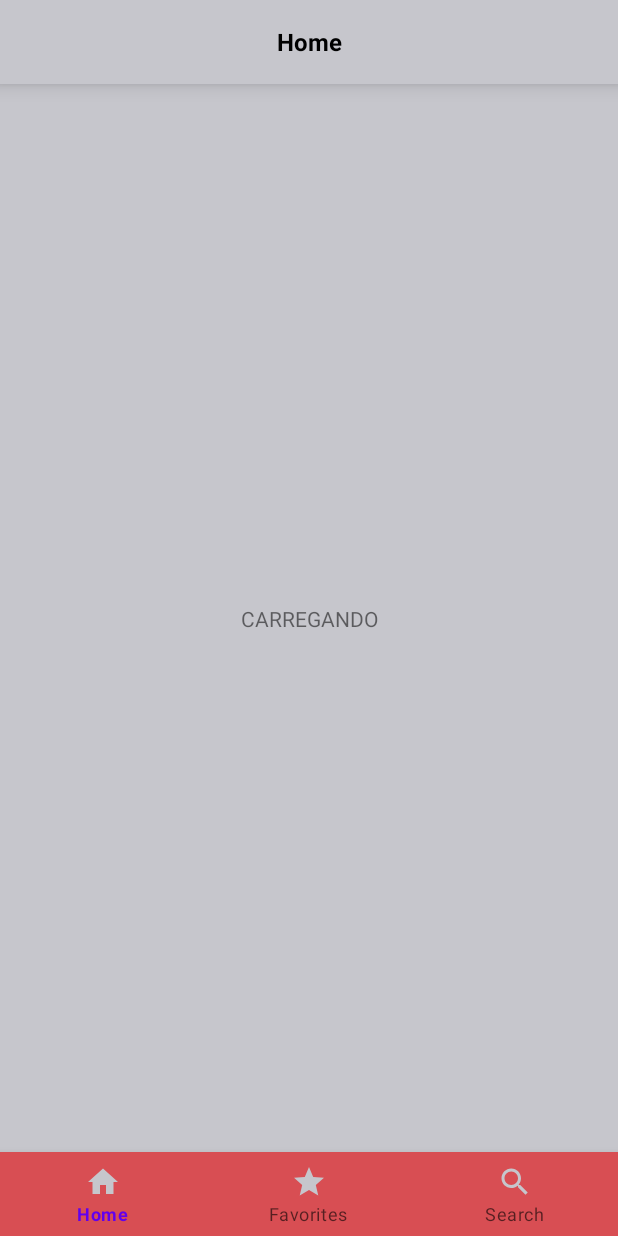
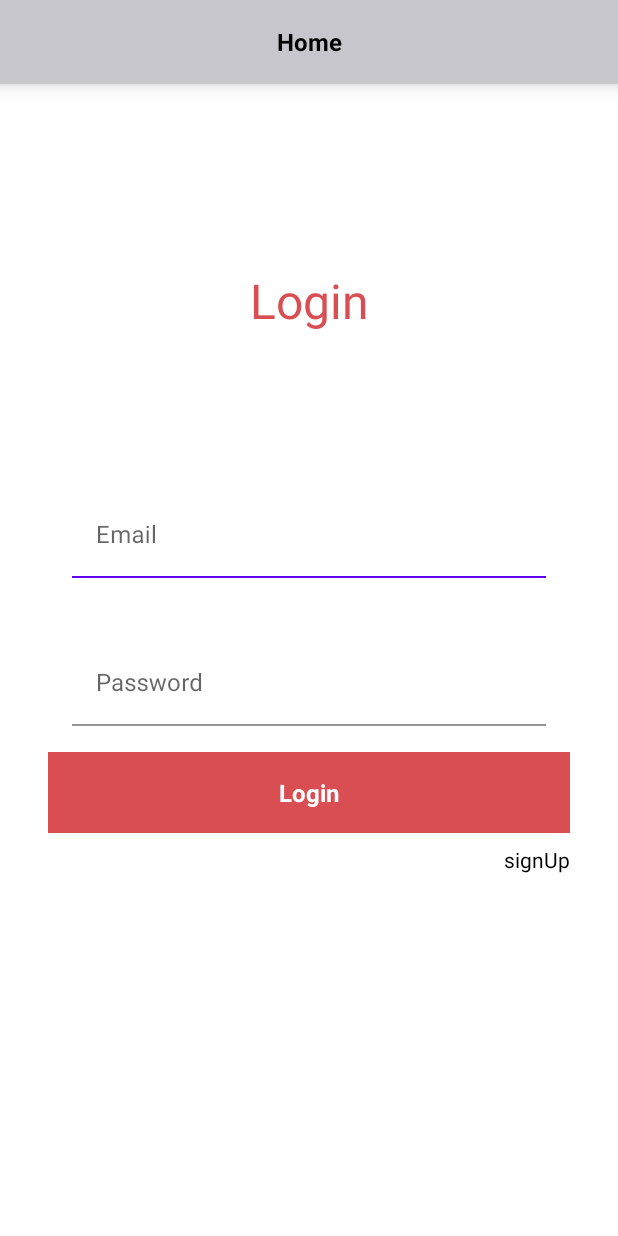
Before and after one commit to ajdamiao/cadeiraMobileFaculdade, an Android app: the screen it shows after launch (MainActivity), on a phone screen of 412 x 824 dp. Run offline under Robolectric (Android 15) with nearby library versions, the phone set to English and light mode, and no system bars; our stand-ins replace Firebase (no records; nobody signed in at launch, a user with empty details on screens opened directly), navigation-ui.

Commit message:
login signup

```diff
--- a/RecipesApp/app/src/main/java/com/ajdamiao/recipesapp/MainActivity.kt
+++ b/RecipesApp/app/src/main/java/com/ajdamiao/recipesapp/MainActivity.kt
@@ -2,12 +2,14 @@ package com.ajdamiao.recipesapp
 
 import androidx.appcompat.app.AppCompatActivity
 import android.os.Bundle
+import android.view.View
 import androidx.appcompat.app.AppCompatDelegate
 import androidx.navigation.NavController
 import androidx.navigation.NavDestination
 import androidx.navigation.fragment.NavHostFragment
 import androidx.navigation.ui.NavigationUI
 import com.ajdamiao.recipesapp.databinding.ActivityMainBinding
+import com.google.firebase.FirebaseApp
 
 class MainActivity : AppCompatActivity() {
     private lateinit var binding: ActivityMainBinding
@@ -17,12 +19,12 @@ class MainActivity : AppCompatActivity() {
         super.onCreate(savedInstanceState)
         binding = ActivityMainBinding.inflate(layoutInflater)
         setContentView(binding.root)
+        FirebaseApp.initializeApp(this)
         setSupportActionBar(binding.toolbarInclude.toolbar)
         AppCompatDelegate.setDefaultNightMode(AppCompatDelegate.MODE_NIGHT_NO)
 
         val navHostFragment = supportFragmentManager.findFragmentById(R.id.mainContent) as NavHostFragment
         navController = navHostFragment.navController
-
         setupNavController()
         setUpNavigation()
         bottomNavigationListener()
@@ -39,10 +41,12 @@ class MainActivity : AppCompatActivity() {
 
     private fun setUpNavigation() {
         navController.addOnDestinationChangedListener { _: NavController, nd: NavDestination, _: Bundle? ->
-            if (nd.id == R.id.homeFragment) {
+            if (nd.id == R.id.homeFragment || nd.id == R.id.signUpFragment || nd.id == R.id.loginFragment) {
                 supportActionBar?.setDisplayHomeAsUpEnabled(false)
+                binding.bottomNavigation.visibility = View.GONE
             } else {
                 supportActionBar?.setDisplayHomeAsUpEnabled(true)
+                binding.bottomNavigation.visibility = View.VISIBLE
             }
         }
     }
--- a/RecipesApp/app/src/main/java/com/ajdamiao/recipesapp/adapter/RecipesAdapter.kt
+++ b/RecipesApp/app/src/main/java/com/ajdamiao/recipesapp/adapter/RecipesAdapter.kt
@@ -37,7 +37,6 @@ class RecipesAdapter : RecyclerView.Adapter<RecipesAdapter.RecipesViewHolder>()
                     txtRecipeName.text = title
                     txtRecipeDescription.text = likes.toString()
                 }
-
             }
         }
     }
--- a/RecipesApp/app/src/main/java/com/ajdamiao/recipesapp/data/repository/RepositoryIMPL.kt
+++ b/RecipesApp/app/src/main/java/com/ajdamiao/recipesapp/data/repository/RepositoryIMPL.kt
@@ -18,7 +18,6 @@ class RepositoryIMPL: Repository {
     private val BASEURL= BuildConfig.Base_URL
 
     override fun makeRequest(): ApiService {
-
         val client = OkHttpClient.Builder()
             .addInterceptor(TokenInterceptor())
             .build()
--- a/RecipesApp/app/src/main/java/com/ajdamiao/recipesapp/data/usecase/GetRecipeDetailsUseCase.kt
+++ b/RecipesApp/app/src/main/java/com/ajdamiao/recipesapp/data/usecase/GetRecipeDetailsUseCase.kt
@@ -11,6 +11,8 @@ import retrofit2.HttpException
 class GetRecipeDetailsUseCase(private val repository: RepositoryIMPL) {
 
     operator fun invoke(recipeId: String): Flow<Outcome<RecipeDetails>> = flow {
+
+        if(recipeId.isNotEmpty()) {
             try {
                 emit(Outcome.Progress())
                 val recipeDetails = repository.getRecipeDetails(recipeId)
@@ -18,5 +20,8 @@ class GetRecipeDetailsUseCase(private val repository: RepositoryIMPL) {
             } catch (e: HttpException) {
                 emit(Outcome.Failure(e.message() ?: "An error ocurred"))
             }
+        } else {
+            emit(Outcome.Failure("Recipe ID empty"))
         }
     }
+}
--- /dev/null
+++ b/RecipesApp/app/src/main/java/com/ajdamiao/recipesapp/view/LoginFragment.kt
@@ -0,0 +1,51 @@
+package com.ajdamiao.recipesapp.view
+
+import android.content.SharedPreferences
+import android.os.Bundle
+import androidx.fragment.app.Fragment
+import android.view.LayoutInflater
+import android.view.View
+import android.view.ViewGroup
+import android.widget.Toast
+import androidx.navigation.Navigation
+import com.ajdamiao.recipesapp.MainActivity
+import com.ajdamiao.recipesapp.R
+import com.ajdamiao.recipesapp.databinding.FragmentLoginBinding
+import com.google.firebase.FirebaseApp
+import com.google.firebase.auth.FirebaseAuth
+
+class LoginFragment : Fragment(R.layout.fragment_login) {
+   private lateinit var binding: FragmentLoginBinding
+   private lateinit var auth: FirebaseAuth
+
+   override fun onViewCreated(view: View, savedInstanceState: Bundle?) {
+      super.onViewCreated(view, savedInstanceState)
+
+      binding = FragmentLoginBinding.bind(view)
+      auth = FirebaseAuth.getInstance()
+
+      binding.btnSignUp.setOnClickListener {
+         Navigation.findNavController(requireView()).navigate(R.id.signUpFragment)
+      }
+
+      binding.btnLogin.setOnClickListener {
+         signInEmailAndPassword(binding.txtUsername.text.toString(), binding.txtPassword.text.toString())
+      }
+   }
+
+   private fun signInEmailAndPassword(email: String, password: String) {
+      auth.signInWithEmailAndPassword(email, password).addOnCompleteListener { response ->
+         if(response.isSuccessful) {
+            val uid = response.result.user?.uid
+
+            if(uid != null) {
+               Navigation.findNavController(requireView()).navigate(R.id.homeFragment)
+            }
+         }
+         else {
+            Toast.makeText(requireContext(),"Erro ao fazer login", Toast.LENGTH_SHORT).show()
+            println(response.getResult())
+         }
+      }
+   }
+}
--- a/RecipesApp/app/src/main/java/com/ajdamiao/recipesapp/view/RecipeDetailsFragment.kt
+++ b/RecipesApp/app/src/main/java/com/ajdamiao/recipesapp/view/RecipeDetailsFragment.kt
@@ -35,7 +35,7 @@ class RecipeDetailsFragment : Fragment(R.layout.fragment_recipe_details) {
         recipeDetailsViewModel.recipeDetails.observe(viewLifecycleOwner){ response ->
             when {
                 response.isLoading -> {
-                    println("Carregnado")
+                    println("Carregando")
                 }
 
                 response.recipe?.imageType?.isNotEmpty() == true -> {
--- a/RecipesApp/app/src/main/java/com/ajdamiao/recipesapp/viewmodel/HomeViewModel.kt
+++ b/RecipesApp/app/src/main/java/com/ajdamiao/recipesapp/viewmodel/HomeViewModel.kt
@@ -23,7 +23,7 @@ class HomeViewModel(private val getRecipeListUseCase: GetRecipeListUseCase): Vie
                 }
 
                 is Outcome.Failure -> {
-                    _recipeList.value = RecipeListState(error = result.message ?: "An unexpected error ocurred")
+                    _recipeList.value = RecipeListState(error = result.message ?: "An unexpected error occurred")
                     println("ERROR")
                 }
 
--- a/RecipesApp/app/src/main/res/layout/fragment_home.xml
+++ b/RecipesApp/app/src/main/res/layout/fragment_home.xml
@@ -23,9 +23,9 @@
         android:visibility="gone"
         android:layout_width="match_parent"
         android:layout_height="wrap_content"
-        android:layout_marginStart="16dp"
+        android:layout_marginStart="8dp"
         android:layout_marginTop="8dp"
-        android:layout_marginEnd="16dp"
+        android:layout_marginEnd="8dp"
         app:layout_constraintBottom_toBottomOf="parent"
         app:layout_constraintEnd_toEndOf="parent"
         app:layout_constraintHorizontal_bias="1.0"
--- /dev/null
+++ b/RecipesApp/app/src/main/res/layout/fragment_login.xml
@@ -0,0 +1,119 @@
+<?xml version="1.0" encoding="utf-8"?>
+<androidx.constraintlayout.widget.ConstraintLayout xmlns:android="http://schemas.android.com/apk/res/android"
+    xmlns:app="http://schemas.android.com/apk/res-auto"
+    xmlns:tools="http://schemas.android.com/tools"
+    android:layout_width="match_parent"
+    android:layout_height="match_parent"
+    tools:context=".view.LoginFragment">
+
+    <TextView
+        android:layout_width="wrap_content"
+        android:layout_height="wrap_content"
+        android:layout_marginTop="32dp"
+        android:text="Login"
+        android:textColor="@color/pink"
+        android:textSize="32sp"
+        app:layout_constraintBottom_toTopOf="@+id/inputUsername"
+        app:layout_constraintEnd_toEndOf="parent"
+        app:layout_constraintStart_toStartOf="parent"
+        app:layout_constraintTop_toTopOf="parent" />
+
+    <com.google.android.material.textfield.TextInputLayout
+        android:id="@+id/inputUsername"
+        style="@style/Widget.Material3.AutoCompleteTextView.OutlinedBox"
+        android:layout_width="match_parent"
+        android:layout_height="wrap_content"
+        android:layout_marginStart="32dp"
+        android:layout_marginTop="256dp"
+        android:layout_marginEnd="32dp"
+        android:background="@color/white"
+        android:hint="Email"
+        app:layout_constraintBottom_toTopOf="@+id/inputPassword"
+        app:layout_constraintEnd_toEndOf="parent"
+        app:layout_constraintHorizontal_bias="0.0"
+        app:layout_constraintStart_toStartOf="parent"
+        app:layout_constraintTop_toTopOf="parent"
+        app:layout_constraintVertical_bias="0.0">
+
+        <com.google.android.material.textfield.TextInputEditText
+            android:id="@+id/txtUsername"
+            android:layout_width="match_parent"
+            android:layout_height="wrap_content"
+            android:background="@color/white"
+            android:imeOptions="actionNext"
+            android:inputType="text"
+            android:lines="1"
+            android:maxLines="1" />
+
+    </com.google.android.material.textfield.TextInputLayout>
+
+    <com.google.android.material.textfield.TextInputLayout
+        android:id="@+id/inputPassword"
+        style="@style/Widget.Material3.AutoCompleteTextView.OutlinedBox"
+        android:layout_width="match_parent"
+        android:layout_height="wrap_content"
+        android:layout_marginStart="32dp"
+        android:layout_marginTop="8dp"
+        android:layout_marginEnd="32dp"
+        android:background="@color/white"
+        android:hint="Password"
+        app:layout_constraintEnd_toEndOf="parent"
+        app:layout_constraintHorizontal_bias="0.0"
+        app:layout_constraintStart_toStartOf="parent"
+        app:layout_constraintTop_toBottomOf="@+id/inputUsername">
+
+        <com.google.android.material.textfield.TextInputEditText
+            android:id="@+id/txtPassword"
+            android:layout_width="match_parent"
+            android:layout_height="wrap_content"
+            android:background="@color/white"
+            android:imeOptions="actionNext"
+            android:inputType="text"
+            android:lines="1"
+            android:maxLines="1" />
+    </com.google.android.material.textfield.TextInputLayout>
+
+    <androidx.constraintlayout.widget.ConstraintLayout
+        android:id="@+id/btnLogin"
+        android:layout_width="0dp"
+        android:layout_height="wrap_content"
+        android:layout_marginStart="32dp"
+        android:layout_marginEnd="32dp"
+        android:background="@color/pink"
+        app:layout_constraintEnd_toEndOf="parent"
+        app:layout_constraintHorizontal_bias="0.543"
+        app:layout_constraintStart_toStartOf="parent"
+        app:layout_constraintTop_toBottomOf="@+id/inputPassword">
+
+        <TextView
+            android:layout_width="wrap_content"
+            android:layout_height="wrap_content"
+            android:layout_marginStart="24dp"
+            android:layout_marginTop="16dp"
+            android:layout_marginEnd="24dp"
+            android:layout_marginBottom="16dp"
+            android:text="Login"
+            android:textColor="@color/white"
+            android:textSize="16sp"
+            android:textStyle="bold"
+            app:layout_constraintBottom_toBottomOf="parent"
+            app:layout_constraintEnd_toEndOf="parent"
+            app:layout_constraintStart_toStartOf="parent"
+            app:layout_constraintTop_toTopOf="parent" />
+    </androidx.constraintlayout.widget.ConstraintLayout>
+
+    <TextView
+        android:id="@+id/btnSignUp"
+        android:layout_width="wrap_content"
+        android:layout_height="wrap_content"
+        android:layout_marginTop="8dp"
+        android:text="signUp"
+        android:textColor="@color/black"
+        app:layout_constraintBottom_toBottomOf="parent"
+        app:layout_constraintEnd_toEndOf="@+id/btnLogin"
+        app:layout_constraintHorizontal_bias="1.0"
+        app:layout_constraintStart_toStartOf="@+id/btnLogin"
+        app:layout_constraintTop_toBottomOf="@+id/btnLogin"
+        app:layout_constraintVertical_bias="0.0" />
+
+</androidx.constraintlayout.widget.ConstraintLayout>
--- a/RecipesApp/app/src/main/res/navigation/app_navigation.xml
+++ b/RecipesApp/app/src/main/res/navigation/app_navigation.xml
@@ -3,7 +3,7 @@
     xmlns:app="http://schemas.android.com/apk/res-auto"
     xmlns:tools="http://schemas.android.com/tools"
     android:id="@+id/app_navigation"
-    app:startDestination="@id/homeFragment">
+    app:startDestination="@id/loginFragment">
 
     <fragment
         android:id="@+id/homeFragment"
@@ -13,4 +13,13 @@
         android:id="@+id/recipeDetailsFragment"
         android:name="com.ajdamiao.recipesapp.view.RecipeDetailsFragment"
         tools:layout="@layout/fragment_recipe_details" />
+    <fragment
+        android:id="@+id/loginFragment"
+        android:name="com.ajdamiao.recipesapp.view.LoginFragment"
+        android:label="fragment_login"
+        tools:layout="@layout/fragment_login" />
+    <fragment
+        android:id="@+id/signUpFragment"
+        android:name="com.ajdamiao.recipesapp.view.SignUpFragment"
+        android:label="SignUpFragment" />
 </navigation>
```
Also changed, not shown: RecipesApp/app/build.gradle (+10 -2 lines), RecipesApp/app/src/main/java/com/ajdamiao/recipesapp/view/SignUpFragment.kt (added, +43 -0 lines), RecipesApp/app/src/main/res/layout/fragment_sign_up.xml (added, +122 -0 lines), RecipesApp/build.gradle (+13 -6 lines), 1 other file. Lines whose indentation alone changed are shown as unchanged.
